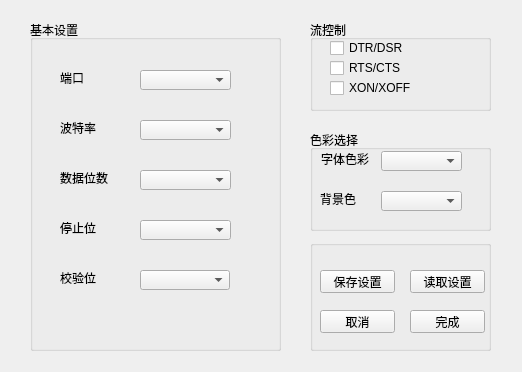
kosoauska/test_tool, file serial_tool.ui: the form before one commit.
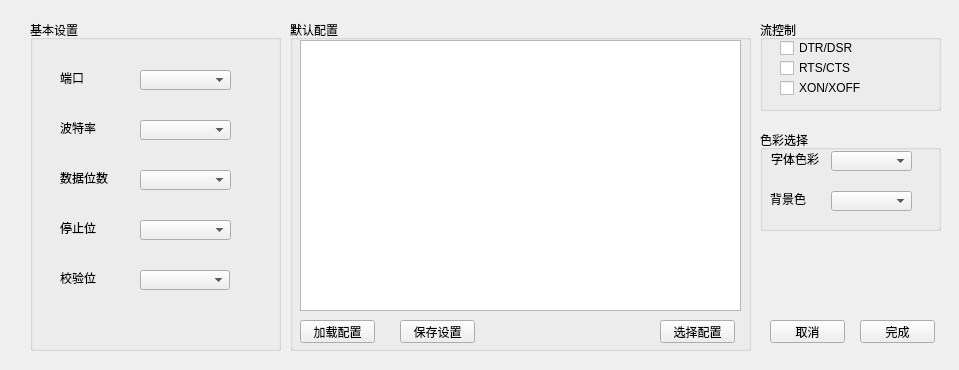
The form after the commit.

Commit message: 串口调试内容保存完成

Diff of the .ui file:
```diff
--- a/serial_tool.ui
+++ b/serial_tool.ui
@@ -6,8 +6,8 @@
    <rect>
     <x>0</x>
     <y>0</y>
-    <width>522</width>
-    <height>372</height>
+    <width>959</width>
+    <height>370</height>
    </rect>
   </property>
   <property name="windowTitle">
@@ -48,7 +48,7 @@
      <string>端口</string>
     </property>
    </widget>
-   <widget class="QComboBox" name="ser_buad">
+   <widget class="QComboBox" name="ser_baud">
     <property name="geometry">
      <rect>
       <x>110</x>
@@ -130,7 +130,7 @@
      <string>校验位</string>
     </property>
    </widget>
-   <widget class="QComboBox" name="ser_pari">
+   <widget class="QComboBox" name="ser_pair">
     <property name="geometry">
      <rect>
       <x>110</x>
@@ -144,7 +144,7 @@
   <widget class="QGroupBox" name="groupBox_2">
    <property name="geometry">
     <rect>
-     <x>310</x>
+     <x>760</x>
      <y>20</y>
      <width>181</width>
      <height>91</height>
@@ -196,7 +196,7 @@
   <widget class="QGroupBox" name="groupBox_3">
    <property name="geometry">
     <rect>
-     <x>310</x>
+     <x>760</x>
      <y>130</y>
      <width>181</width>
      <height>101</height>
@@ -252,49 +252,49 @@
     </property>
    </widget>
   </widget>
-  <widget class="QGroupBox" name="groupBox_4">
+  <widget class="QGroupBox" name="groupBox_5">
    <property name="geometry">
     <rect>
-     <x>310</x>
-     <y>240</y>
-     <width>181</width>
-     <height>111</height>
+     <x>290</x>
+     <y>20</y>
+     <width>461</width>
+     <height>331</height>
     </rect>
    </property>
    <property name="title">
-    <string/>
+    <string>默认配置</string>
    </property>
-   <widget class="QPushButton" name="ser_cancel">
+   <widget class="QPushButton" name="ser_select">
     <property name="geometry">
      <rect>
-      <x>10</x>
-      <y>70</y>
+      <x>370</x>
+      <y>300</y>
       <width>75</width>
       <height>23</height>
      </rect>
     </property>
     <property name="text">
-     <string>取消</string>
+     <string>选择配置</string>
     </property>
    </widget>
    <widget class="QPushButton" name="ser_load">
     <property name="geometry">
      <rect>
-      <x>100</x>
-      <y>30</y>
+      <x>10</x>
+      <y>300</y>
       <width>75</width>
       <height>23</height>
      </rect>
     </property>
     <property name="text">
-     <string>读取设置</string>
+     <string>加载配置</string>
     </property>
    </widget>
    <widget class="QPushButton" name="ser_save">
     <property name="geometry">
      <rect>
-      <x>10</x>
-      <y>30</y>
+      <x>110</x>
+      <y>300</y>
       <width>75</width>
       <height>23</height>
      </rect>
@@ -303,20 +303,43 @@
      <string>保存设置</string>
     </property>
    </widget>
-   <widget class="QPushButton" name="ser_finish">
+   <widget class="QTableWidget" name="serial_config_list">
     <property name="geometry">
      <rect>
-      <x>100</x>
-      <y>70</y>
-      <width>75</width>
-      <height>23</height>
+      <x>10</x>
+      <y>20</y>
+      <width>441</width>
+      <height>271</height>
      </rect>
     </property>
-    <property name="text">
-     <string>完成</string>
-    </property>
    </widget>
   </widget>
+  <widget class="QPushButton" name="ser_finish">
+   <property name="geometry">
+    <rect>
+     <x>860</x>
+     <y>320</y>
+     <width>75</width>
+     <height>23</height>
+    </rect>
+   </property>
+   <property name="text">
+    <string>完成</string>
+   </property>
+  </widget>
+  <widget class="QPushButton" name="ser_cancel">
+   <property name="geometry">
+    <rect>
+     <x>770</x>
+     <y>320</y>
+     <width>75</width>
+     <height>23</height>
+    </rect>
+   </property>
+   <property name="text">
+    <string>取消</string>
+   </property>
+  </widget>
  </widget>
  <resources/>
  <connections/>
```
The commit also changes 9 other files.
